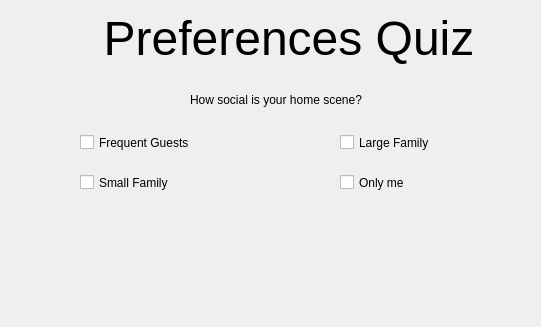
lee-anh/Adopet, file team1_1/GUI/quiz.ui: the form before one commit; both pictures show x 161 to 702 and y 0 to 327 of the 900 by 555 pixel window.
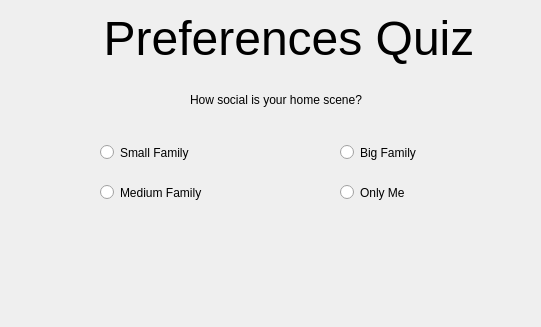
The form after the commit. The open tabs and pages were chosen to show the change.

Diff of the .ui file:
```diff
--- a/team1_1/GUI/quiz.ui
+++ b/team1_1/GUI/quiz.ui
@@ -222,38 +222,12 @@
         <string>How social is your home scene?</string>
        </property>
       </widget>
-      <widget class="QCheckBox" name="checkBox_15">
+      <widget class="QRadioButton" name="smallfam">
        <property name="geometry">
         <rect>
-         <x>230</x>
-         <y>60</y>
-         <width>121</width>
-         <height>21</height>
-        </rect>
-       </property>
-       <property name="text">
-        <string>Frequent Guests</string>
-       </property>
-      </widget>
-      <widget class="QCheckBox" name="checkBox_16">
-       <property name="geometry">
-        <rect>
-         <x>490</x>
-         <y>60</y>
-         <width>121</width>
-         <height>21</height>
-        </rect>
-       </property>
-       <property name="text">
-        <string>Large Family</string>
-       </property>
-      </widget>
-      <widget class="QCheckBox" name="checkBox_17">
-       <property name="geometry">
-        <rect>
-         <x>230</x>
-         <y>100</y>
-         <width>121</width>
+         <x>250</x>
+         <y>70</y>
+         <width>101</width>
          <height>21</height>
         </rect>
        </property>
@@ -261,17 +235,43 @@
         <string>Small Family</string>
        </property>
       </widget>
-      <widget class="QCheckBox" name="checkBox_18">
+      <widget class="QRadioButton" name="medfam">
        <property name="geometry">
         <rect>
-         <x>490</x>
-         <y>100</y>
+         <x>250</x>
+         <y>110</y>
          <width>121</width>
          <height>21</height>
         </rect>
        </property>
        <property name="text">
-        <string>Only me</string>
+        <string>Medium Family</string>
+       </property>
+      </widget>
+      <widget class="QRadioButton" name="bigfam">
+       <property name="geometry">
+        <rect>
+         <x>490</x>
+         <y>70</y>
+         <width>99</width>
+         <height>21</height>
+        </rect>
+       </property>
+       <property name="text">
+        <string>Big Family</string>
+       </property>
+      </widget>
+      <widget class="QRadioButton" name="onlyme">
+       <property name="geometry">
+        <rect>
+         <x>490</x>
+         <y>110</y>
+         <width>99</width>
+         <height>21</height>
+        </rect>
+       </property>
+       <property name="text">
+        <string>Only Me</string>
        </property>
       </widget>
      </widget>
```
Left out of the diff: 54 changed lines with no effect on the pictures.
